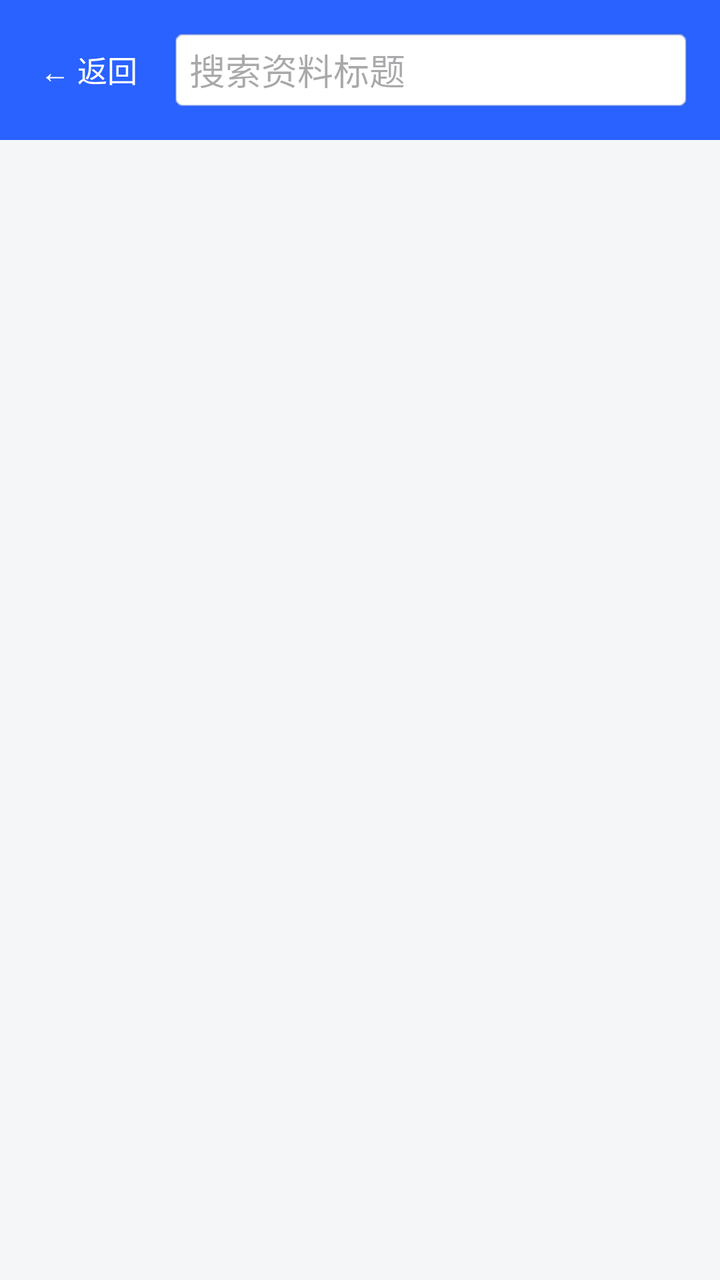
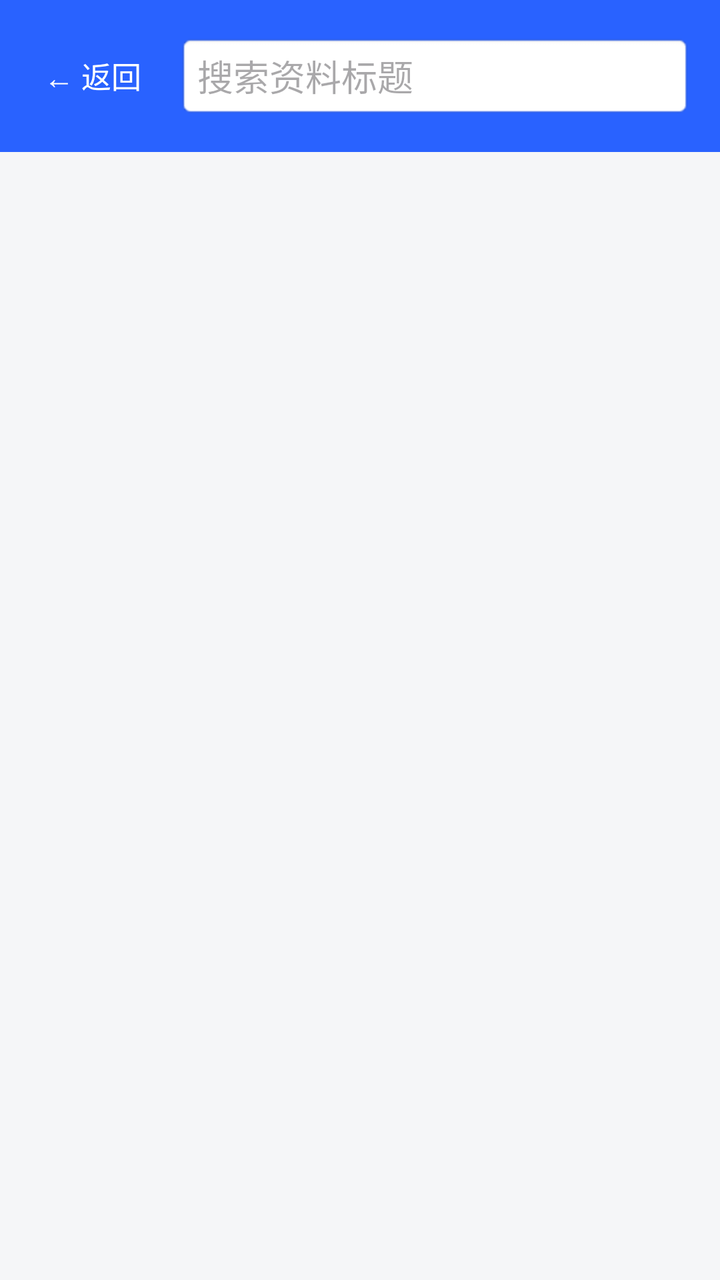

Before-and-after screenshots of an Android layout around one commit, followed by the original layout XML and the change that was made.
<!-- AndroidManifest.xml: application theme Theme.ExamPrep -->
<!-- res/layout/activity_search.xml -->
<?xml version="1.0" encoding="utf-8"?>
<LinearLayout xmlns:android="http://schemas.android.com/apk/res/android"
    android:layout_width="match_parent" android:layout_height="match_parent"
    android:orientation="vertical" android:background="@color/bg">

    <LinearLayout
        android:layout_width="match_parent" android:layout_height="wrap_content"
        android:background="@color/primary" android:gravity="center_vertical"
        android:orientation="horizontal" android:padding="14dp">
        <TextView
            android:id="@+id/btnBack"
            android:layout_width="wrap_content" android:layout_height="wrap_content"
            android:padding="6dp" android:text="← 返回"
            android:textColor="#FFFFFF" android:textSize="15sp" />
        <EditText
            android:id="@+id/etKeyword"
            android:layout_width="0dp" android:layout_weight="1"
            android:layout_height="42dp" android:layout_marginStart="10dp"
            android:hint="搜索资料标题" android:imeOptions="actionSearch"
            android:inputType="text" android:maxLines="1"
            android:background="@android:drawable/editbox_background"
            android:paddingStart="10dp" android:paddingEnd="10dp" />
    </LinearLayout>

    <TextView
        android:id="@+id/tvEmpty"
        android:layout_width="match_parent" android:layout_height="wrap_content"
        android:layout_marginTop="30dp" android:gravity="center"
        android:text="输入关键词后回车搜索" android:textColor="@color/text_sub"
        android:visibility="gone" />

    <androidx.recyclerview.widget.RecyclerView
        android:id="@+id/rvResult"
        android:layout_width="match_parent" android:layout_height="match_parent"
        android:padding="10dp" />
</LinearLayout>
<!-- resources referenced by this layout -->
<resources>
  <color name="bg">#F5F6F8</color>
  <color name="primary">#2962FF</color>
  <color name="text_sub">#7A8190</color>
  <style name="Theme.ExamPrep" parent="Theme.Material3.DayNight.NoActionBar">
          <item name="colorPrimary">@color/primary</item>
          <item name="colorOnPrimary">#FFFFFF</item>
          <item name="colorPrimaryContainer">@color/chip_bg</item>
          <item name="colorSecondary">@color/accent</item>
          <item name="android:colorBackground">@color/bg</item>
          <item name="colorSurface">@color/card</item>
          <item name="android:statusBarColor">@color/primary</item>
          <item name="android:textColorPrimary">@color/text_main</item>
          <item name="android:textColorSecondary">@color/text_sub</item>
      </style>
  <color name="chip_bg">#EEF2FF</color>
  <color name="accent">#00BFA5</color>
  <color name="card">#FFFFFF</color>
  <color name="text_main">#1B1F27</color>
</resources>

<!-- the commit's change to res/layout/activity_search.xml (unified diff, before → after) -->
@@ -8,6 +8,7 @@
         android:background="@color/primary" android:gravity="center_vertical"
         android:orientation="horizontal" android:padding="14dp">
         <TextView
+            style="@style/TopAction"
             android:id="@+id/btnBack"
             android:layout_width="wrap_content" android:layout_height="wrap_content"
             android:padding="6dp" android:text="← 返回"
<!-- resource entries referenced after the edit -->
@@ -2,7 +2,19 @@
 <resources>
   <color name="bg">#F5F6F8</color>
   <color name="primary">#2962FF</color>
-  <color name="text_sub">#7A8190</color>
+  <color name="text_sub">#5C6472</color>
+  <style name="TopAction">
+          <item name="android:layout_width">wrap_content</item>
+          <item name="android:layout_height">wrap_content</item>
+          <item name="android:minWidth">48dp</item>
+          <item name="android:minHeight">48dp</item>
+          <item name="android:gravity">center</item>
+          <item name="android:paddingStart">8dp</item>
+          <item name="android:paddingEnd">8dp</item>
+          <item name="android:textColor">#FFFFFF</item>
+          <item name="android:textSize">15sp</item>
+          <item name="android:background">?attr/selectableItemBackground</item>
+      </style>
   <style name="Theme.ExamPrep" parent="Theme.Material3.DayNight.NoActionBar">
           <item name="colorPrimary">@color/primary</item>
           <item name="colorOnPrimary">#FFFFFF</item>
